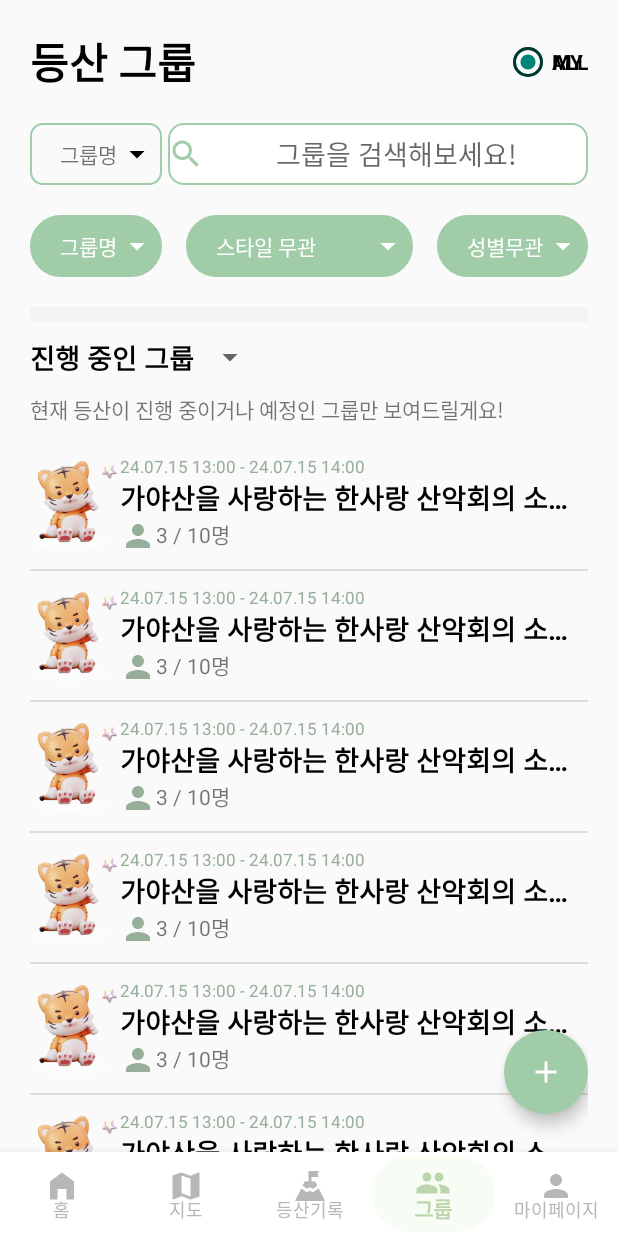
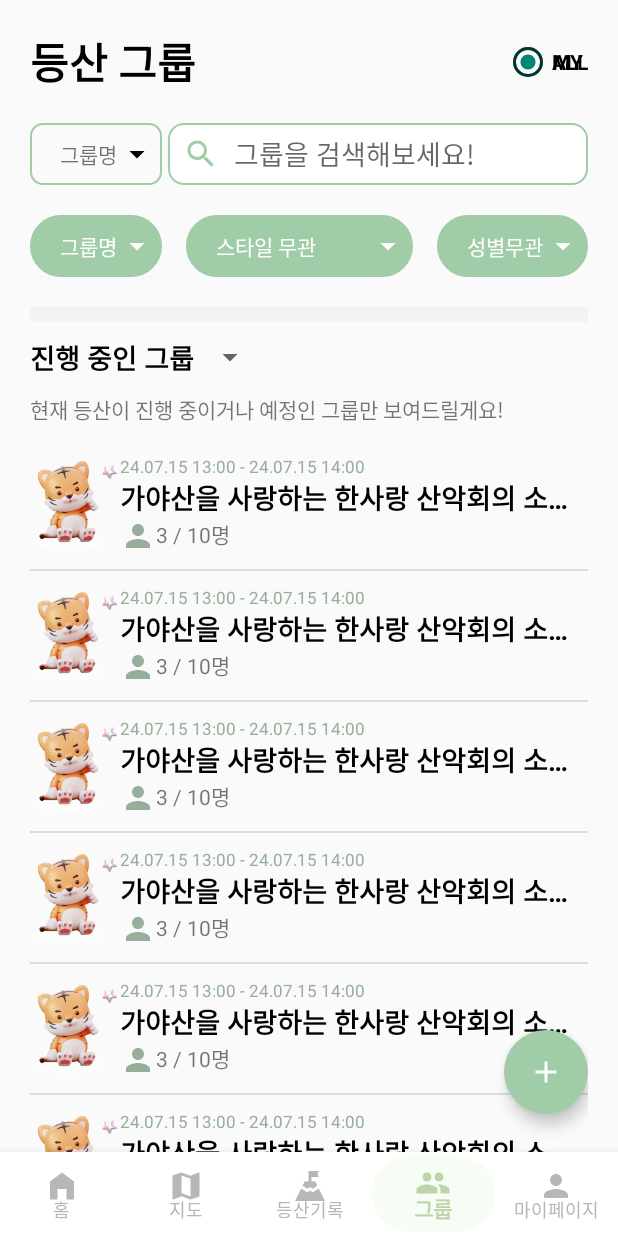
Before and after one commit to eorjs7578/sansanmulmul, an Android app: the screen it shows after launch (MainActivity), item 4 of the bottom bar chosen, on a phone screen of 412 x 824 dp. Run offline under Robolectric (Android 15) with nearby library versions, the phone set to English and light mode, and no system bars; plain views replace SegmentedGroup; pictures from the network do not load.

```diff
--- a/FrontEnd/app/src/main/res/layout/fragment_group_tab.xml
+++ b/FrontEnd/app/src/main/res/layout/fragment_group_tab.xml
@@ -105,9 +105,11 @@
                     android:layout_height="0dp"
                     android:drawableStart="@drawable/search"
                     android:drawableTint="@color/green"
+                    android:drawablePadding="10dp"
                     android:hint="그룹을 검색해보세요!"
+                    android:paddingHorizontal="10dp"
                     android:layout_marginStart="4dp"
-                    android:textAlignment="center"
+                    android:textAlignment="viewStart"
                     android:background="@drawable/round_green_rectangle"
                     app:layout_constraintStart_toEndOf="@id/search_spinner"
                     app:layout_constraintEnd_toEndOf="parent"
```
